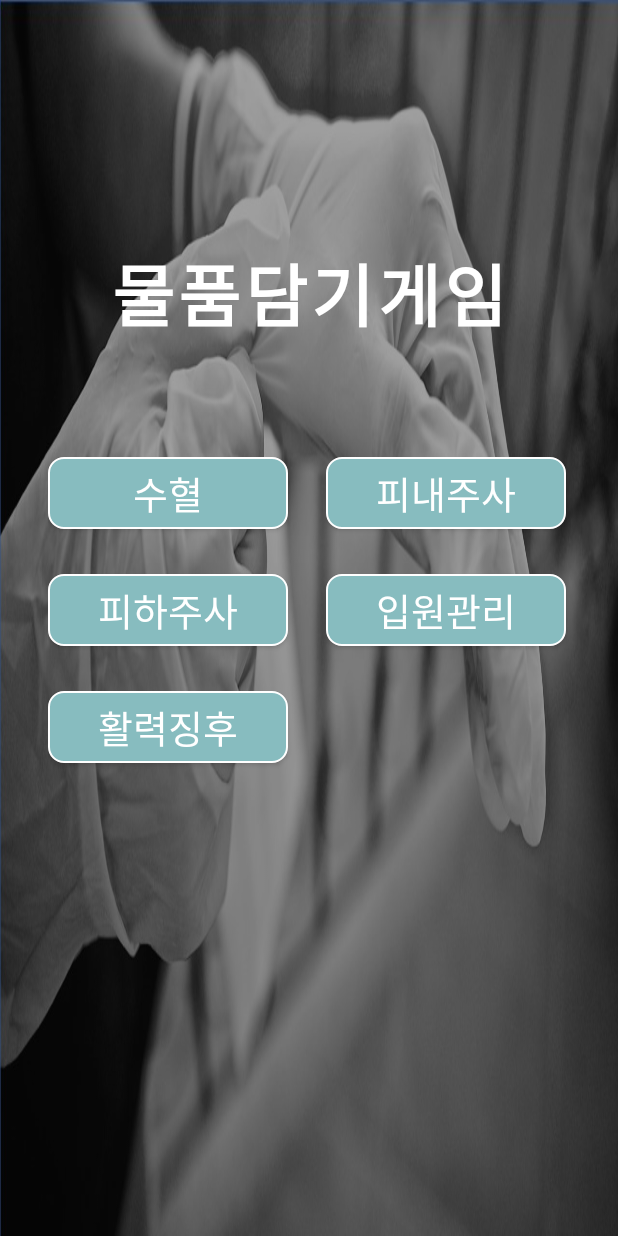
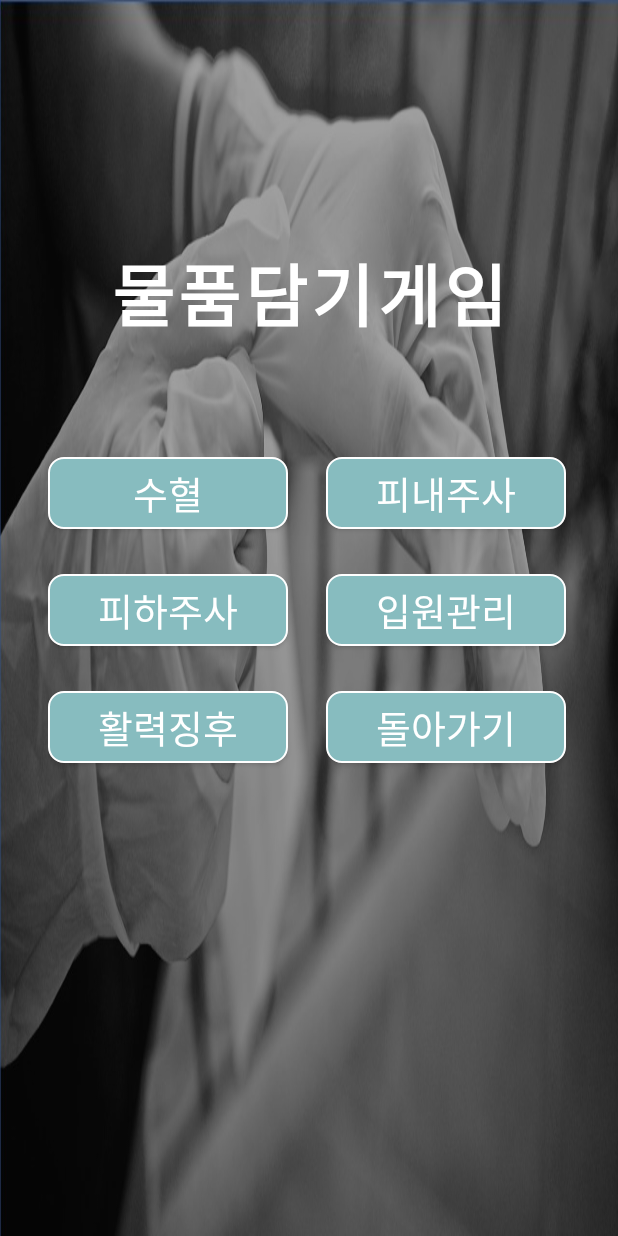
Before and after one commit to pakhm95/Development_androidapp_University, an Android app: the game_main2 screen opened directly, with no data from a screen before it, on a phone screen of 412 x 824 dp. Run offline under Robolectric (Android 15) with nearby library versions, the phone set to English and light mode, and no system bars.

Commit message:
Insert back button in game_main2

```diff
--- a/app/src/main/java/com/uvr/slideSQ/game_main2.java
+++ b/app/src/main/java/com/uvr/slideSQ/game_main2.java
@@ -14,13 +14,14 @@ public class game_main2 extends AppCompatActivity {
         super.onCreate(savedInstanceState);
         setContentView(R.layout.game_main2);
 
-        final Button b_trans, id_injection, sc_injection, h_managemant, v_sign;
+        final Button b_trans, id_injection, sc_injection, h_managemant, v_sign, back;
 
         b_trans = (Button) findViewById(R.id.b_trans);
         id_injection = (Button) findViewById(R.id.id_injection);
         sc_injection = (Button) findViewById(R.id.sc_injection);
         h_managemant = (Button) findViewById(R.id.h_managemant);
         v_sign = (Button) findViewById(R.id.v_sign);
+        back = (Button) findViewById(R.id.back);
 
         b_trans.setOnClickListener(new View.OnClickListener() {
             @Override
@@ -56,5 +57,12 @@ public class game_main2 extends AppCompatActivity {
                 startActivity(new Intent(game_main2.this, v_sign.class));
             }
         });
+
+        back.setOnClickListener(new View.OnClickListener() {
+            @Override
+            public void onClick(View v) {
+                startActivity(new Intent(game_main2.this, game_main.class));
+            }
+        });
     }
 }
--- a/app/src/main/res/layout/game_main2.xml
+++ b/app/src/main/res/layout/game_main2.xml
@@ -91,6 +91,19 @@
                 android:text="활력징후"
                 android:textColor="@color/textColor"
                 android:textSize="25dp" />
+
+            <Button
+                android:id="@+id/back"
+                android:layout_width="160dp"
+                android:layout_height="wrap_content"
+                android:layout_below="@id/sc_injection"
+                android:layout_marginLeft="25dp"
+                android:layout_marginTop="30dp"
+                android:layout_toRightOf="@id/v_sign"
+                android:background="@drawable/btn_shape"
+                android:text="돌아가기"
+                android:textColor="@color/textColor"
+                android:textSize="25dp" />
         </RelativeLayout>
     </LinearLayout>
 
```
